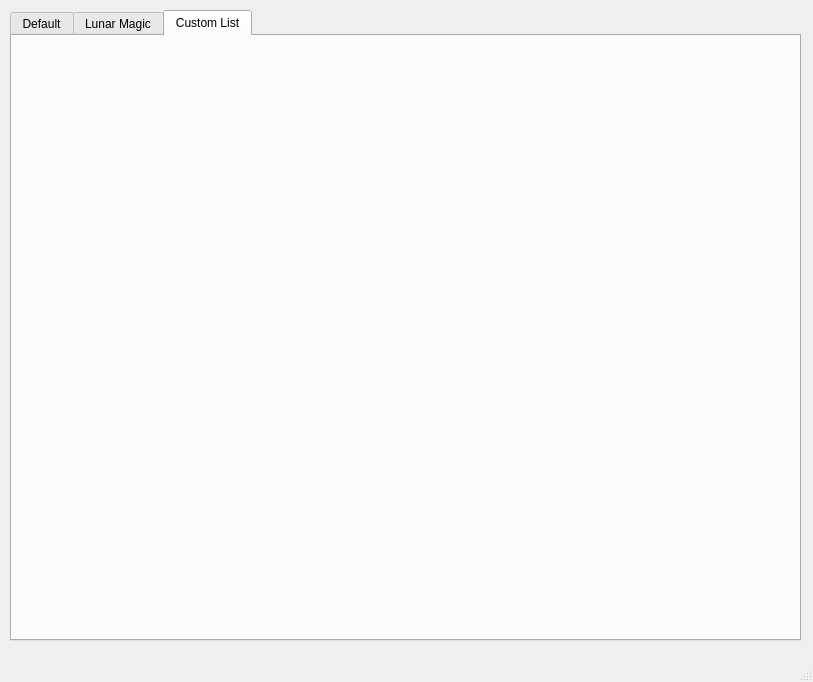
Atari2/CFGEditorPlusPlus, file cfgeditor.ui: the form before one commit.
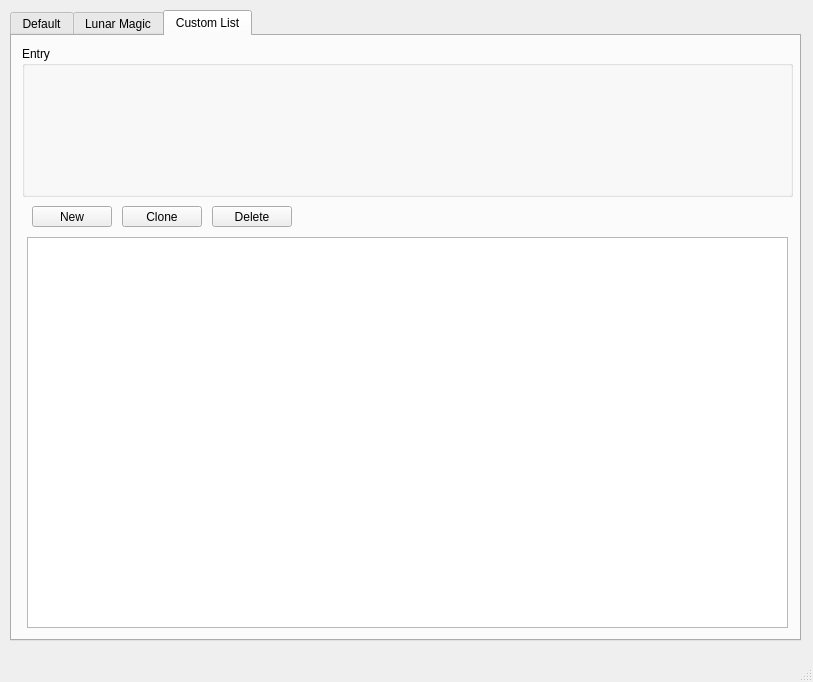
The form after the commit. The open tabs and pages were chosen to show the change.

```diff
--- a/cfgeditor.ui
+++ b/cfgeditor.ui
@@ -1585,6 +1585,68 @@
      <attribute name="title">
       <string>Custom List</string>
      </attribute>
+     <widget class="QGroupBox" name="groupBoxEntry">
+      <property name="geometry">
+       <rect>
+        <x>10</x>
+        <y>10</y>
+        <width>771</width>
+        <height>151</height>
+       </rect>
+      </property>
+      <property name="title">
+       <string>Entry</string>
+      </property>
+     </widget>
+     <widget class="QTableView" name="tableView">
+      <property name="geometry">
+       <rect>
+        <x>15</x>
+        <y>201</y>
+        <width>761</width>
+        <height>391</height>
+       </rect>
+      </property>
+     </widget>
+     <widget class="QPushButton" name="newCollButton">
+      <property name="geometry">
+       <rect>
+        <x>20</x>
+        <y>170</y>
+        <width>80</width>
+        <height>21</height>
+       </rect>
+      </property>
+      <property name="text">
+       <string>New</string>
+      </property>
+     </widget>
+     <widget class="QPushButton" name="cloneCollButton">
+      <property name="geometry">
+       <rect>
+        <x>110</x>
+        <y>170</y>
+        <width>80</width>
+        <height>21</height>
+       </rect>
+      </property>
+      <property name="text">
+       <string>Clone</string>
+      </property>
+     </widget>
+     <widget class="QPushButton" name="deleteCollButton">
+      <property name="geometry">
+       <rect>
+        <x>200</x>
+        <y>170</y>
+        <width>80</width>
+        <height>21</height>
+       </rect>
+      </property>
+      <property name="text">
+       <string>Delete</string>
+      </property>
+     </widget>
     </widget>
    </widget>
   </widget>
```
Left out of the diff: 10 changed lines with no effect on the pictures.
